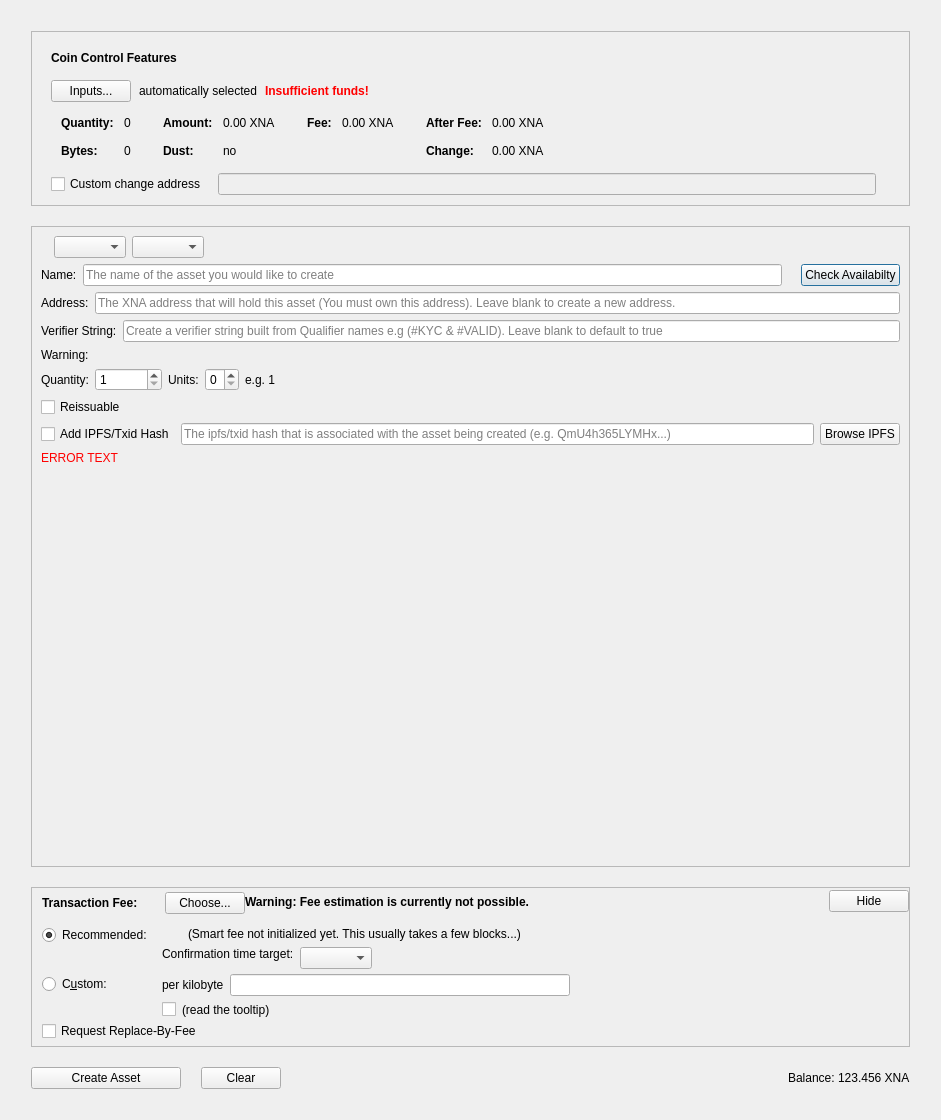
Old version of the form src/qt/forms/createassetdialog.ui in the repository NeuraiProject/Neurai.
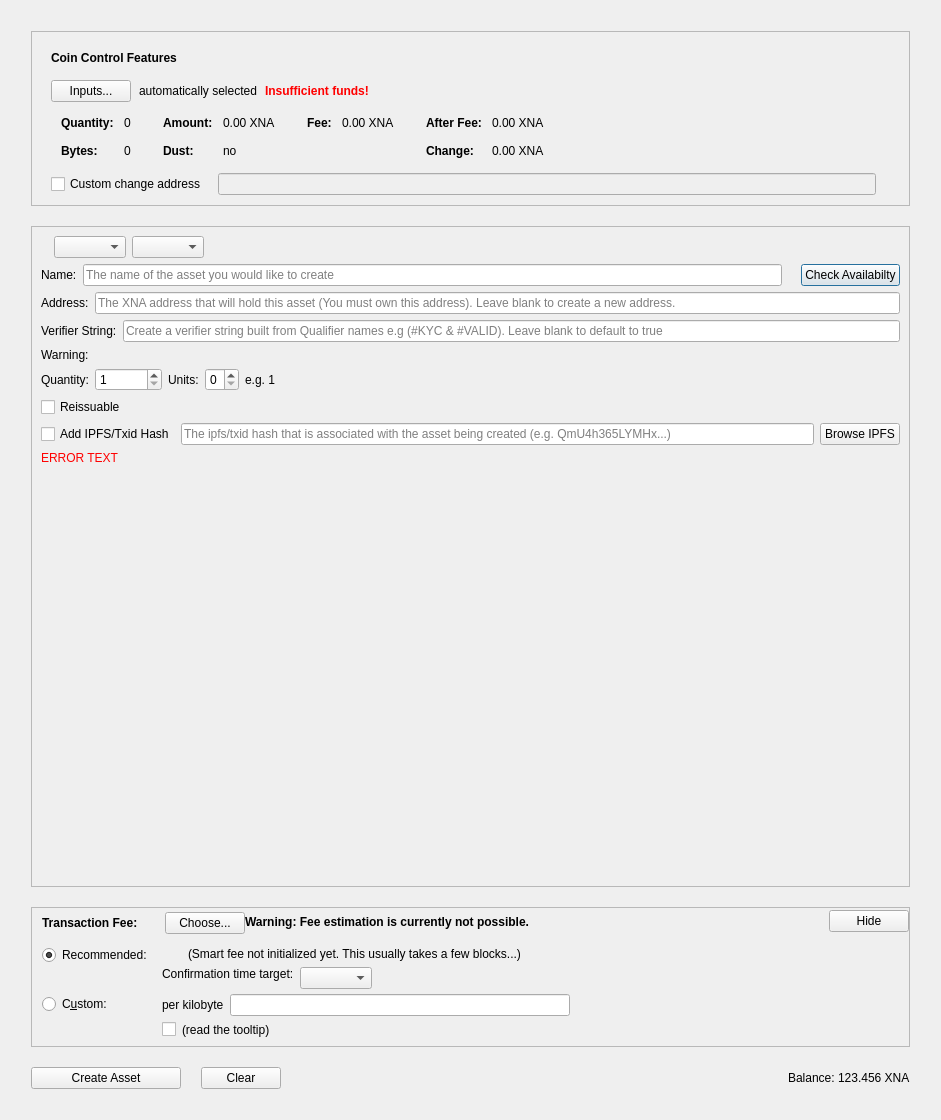
New version of the form. Custom widgets are drawn as their Qt base class.

What changed in the file:
```diff
--- a/src/qt/forms/createassetdialog.ui
+++ b/src/qt/forms/createassetdialog.ui
@@ -1343,16 +1343,6 @@
                </item>
               </layout>
              </item>
-             <item>
-              <widget class="QCheckBox" name="optInRBF">
-               <property name="toolTip">
-                <string>Indicates that the sender may wish to replace this transaction with a new one paying higher fees (prior to being confirmed).</string>
-               </property>
-               <property name="text">
-                <string>Request Replace-By-Fee</string>
-               </property>
-              </widget>
-             </item>
             </layout>
            </widget>
           </item>
```
